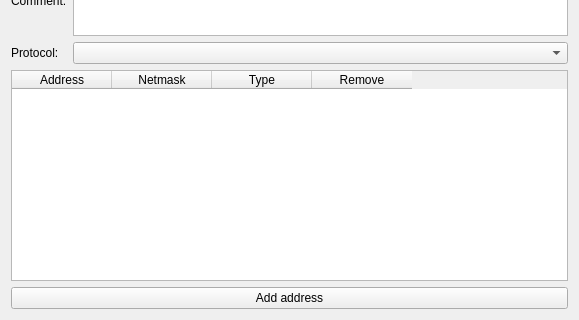
fwbuilder/fwbuilder, file src/gui/InterfaceEditorWidget.ui: the form before one commit; both pictures show x 0 to 579 and y 157 to 477 of the 579 by 477 pixel window.
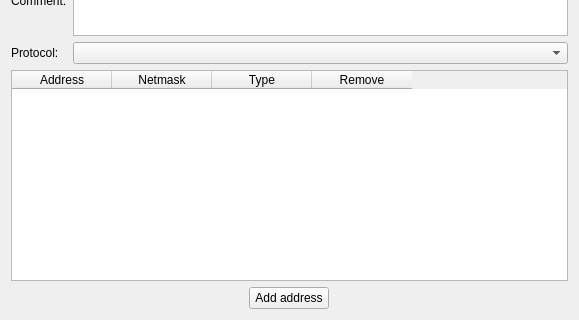
The form after the commit.

Commit message: Monotype fonts in cluster dialog summary

```diff
--- a/src/gui/InterfaceEditorWidget.ui
+++ b/src/gui/InterfaceEditorWidget.ui
@@ -143,11 +143,21 @@
     </widget>
    </item>
    <item>
-    <widget class="QPushButton" name="addAddress" >
-     <property name="text" >
-      <string>Add address</string>
-     </property>
-    </widget>
+    <layout class="QHBoxLayout" name="horizontalLayout">
+     <item>
+      <widget class="QPushButton" name="addAddress">
+       <property name="sizePolicy">
+        <sizepolicy hsizetype="Maximum" vsizetype="Fixed">
+         <horstretch>0</horstretch>
+         <verstretch>0</verstretch>
+        </sizepolicy>
+       </property>
+       <property name="text">
+        <string>Add address</string>
+       </property>
+      </widget>
+     </item>
+    </layout>
    </item>
   </layout>
  </widget>
```
Left out of the diff: 121 changed lines with no effect on the pictures. The commit also changes 2 other files.
